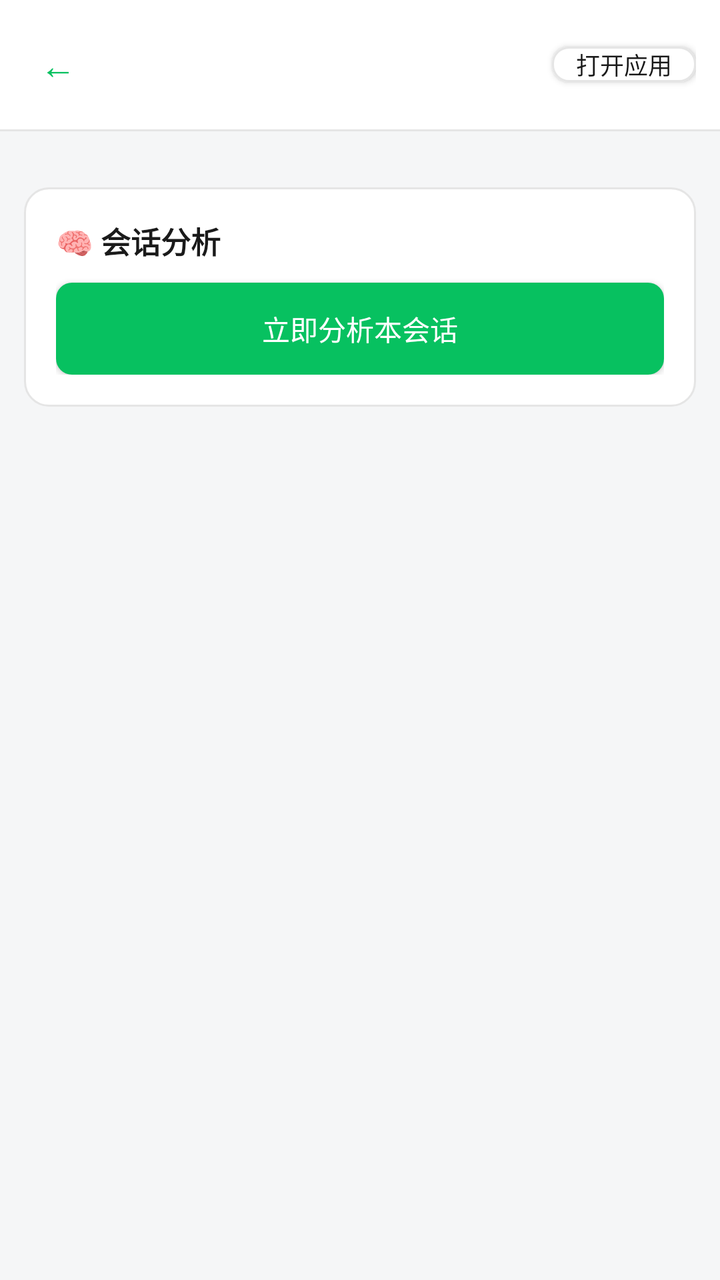
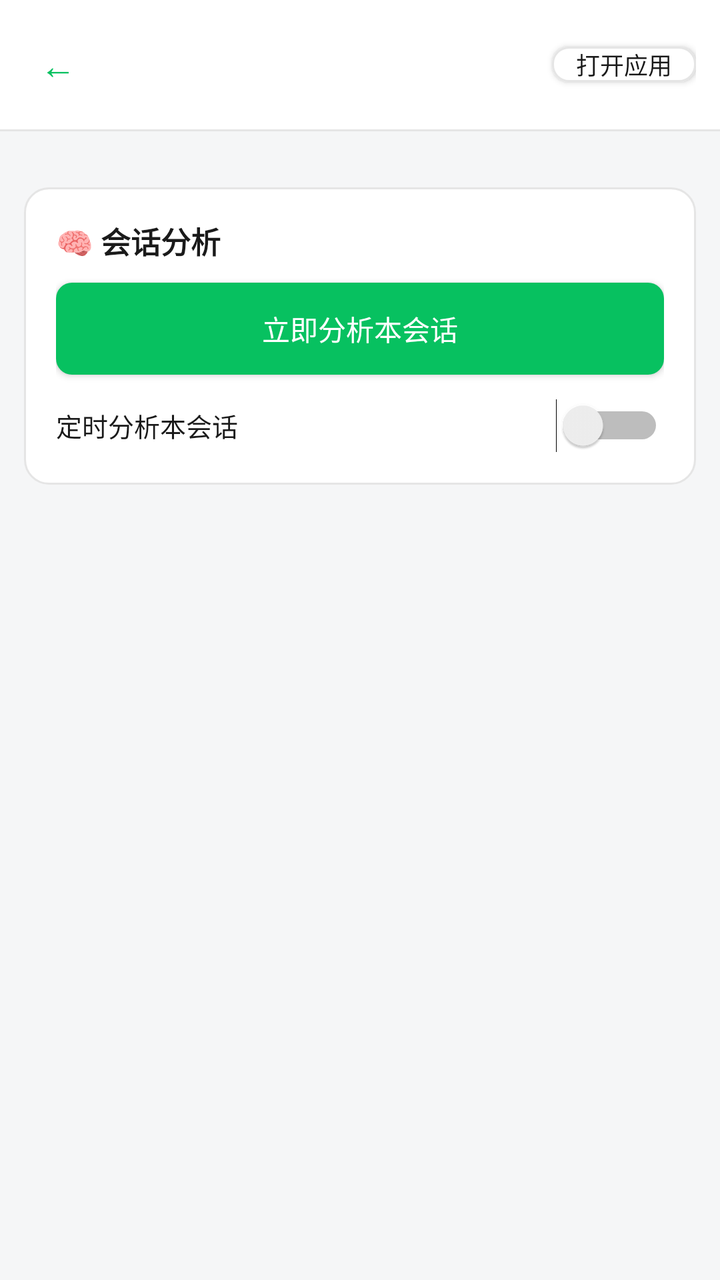

Compare the two renders of this Android layout. The source of the first and the diff that turns it into the second are given below.
<!-- AndroidManifest.xml: application theme android:Theme.Material.Light.NoActionBar -->
<!-- res/layout/activity_conversation.xml -->
<?xml version="1.0" encoding="utf-8"?>
<LinearLayout xmlns:android="http://schemas.android.com/apk/res/android"
    android:layout_width="match_parent"
    android:layout_height="match_parent"
    android:background="@color/page_bg"
    android:orientation="vertical">

    
    <LinearLayout
        android:layout_width="match_parent"
        android:layout_height="wrap_content"
        android:background="@color/card_bg"
        android:gravity="center_vertical"
        android:orientation="horizontal"
        android:padding="12dp">

        <TextView
            android:id="@+id/btnBack"
            android:layout_width="wrap_content"
            android:layout_height="wrap_content"
            android:padding="8dp"
            android:text="@string/nav_back"
            android:textColor="@color/brand_green"
            android:textSize="18sp" />

        <TextView
            android:id="@+id/tvTag"
            android:layout_width="wrap_content"
            android:layout_height="wrap_content"
            android:layout_marginStart="8dp"
            android:paddingStart="6dp"
            android:paddingTop="2dp"
            android:paddingEnd="6dp"
            android:paddingBottom="2dp"
            android:textSize="11sp" />

        <TextView
            android:id="@+id/tvTitle"
            android:layout_width="0dp"
            android:layout_height="wrap_content"
            android:layout_marginStart="8dp"
            android:layout_weight="1"
            android:ellipsize="end"
            android:singleLine="true"
            android:textColor="@color/text_primary"
            android:textSize="17sp"
            android:textStyle="bold" />

        
        <TextView
            android:id="@+id/tvAppBadge"
            android:layout_width="wrap_content"
            android:layout_height="wrap_content"
            android:layout_marginStart="6dp"
            android:background="@drawable/bg_tag_private"
            android:paddingStart="6dp"
            android:paddingTop="2dp"
            android:paddingEnd="6dp"
            android:paddingBottom="2dp"
            android:textSize="11sp"
            android:visibility="gone" />

        <Button
            android:id="@+id/btnOpenApp"
            android:layout_width="wrap_content"
            android:layout_height="wrap_content"
            android:layout_marginStart="8dp"
            android:background="@drawable/btn_secondary"
            android:minHeight="0dp"
            android:minWidth="0dp"
            android:paddingStart="12dp"
            android:paddingEnd="12dp"
            android:text="@string/open_source_app"
            android:textColor="@color/text_primary"
            android:textSize="12sp" />
    </LinearLayout>

    <View
        android:layout_width="match_parent"
        android:layout_height="1dp"
        android:background="@color/divider" />

    <androidx.core.widget.NestedScrollView
        android:id="@+id/scrollChat"
        android:layout_width="match_parent"
        android:layout_height="0dp"
        android:layout_weight="1">

        <LinearLayout
            android:layout_width="match_parent"
            android:layout_height="wrap_content"
            android:orientation="vertical"
            android:padding="12dp">

            
            <LinearLayout
                android:id="@+id/chatContainer"
                android:layout_width="match_parent"
                android:layout_height="wrap_content"
                android:orientation="vertical" />

            
            <LinearLayout
                android:id="@+id/analysisPanel"
                android:layout_width="match_parent"
                android:layout_height="wrap_content"
                android:layout_marginTop="16dp"
                android:background="@drawable/bg_card"
                android:orientation="vertical"
                android:padding="16dp">

                <TextView
                    android:layout_width="match_parent"
                    android:layout_height="wrap_content"
                    android:text="@string/analysis_panel_title"
                    android:textColor="@color/text_primary"
                    android:textSize="15sp"
                    android:textStyle="bold" />

                
                <TextView
                    android:id="@+id/tvPromptBadge"
                    android:layout_width="match_parent"
                    android:layout_height="wrap_content"
                    android:layout_marginTop="4dp"
                    android:text="@string/analysis_prompt_enabled"
                    android:textColor="@color/brand_green"
                    android:textSize="11sp"
                    android:visibility="gone" />

                
                <TextView
                    android:id="@+id/tvAnalysisNone"
                    android:layout_width="match_parent"
                    android:layout_height="wrap_content"
                    android:layout_marginTop="8dp"
                    android:text="@string/analysis_none_hint"
                    android:textColor="@color/text_secondary"
                    android:textSize="13sp"
                    android:visibility="gone" />

                
                <HorizontalScrollView
                    android:id="@+id/chipsScroll"
                    android:layout_width="match_parent"
                    android:layout_height="wrap_content"
                    android:layout_marginTop="10dp"
                    android:scrollbars="none"
                    android:visibility="gone">

                    <LinearLayout
                        android:id="@+id/chipContainer"
                        android:layout_width="wrap_content"
                        android:layout_height="wrap_content"
                        android:orientation="horizontal" />
                </HorizontalScrollView>

                
                <LinearLayout
                    android:id="@+id/s2Container"
                    android:layout_width="match_parent"
                    android:layout_height="wrap_content"
                    android:layout_marginTop="10dp"
                    android:orientation="vertical"
                    android:visibility="gone">

                    <TextView
                        android:id="@+id/tvS2Summary"
                        android:layout_width="match_parent"
                        android:layout_height="wrap_content"
                        android:textColor="@color/text_primary"
                        android:textSize="14sp" />

                    <TextView
                        android:id="@+id/tvS2Action"
                        android:layout_width="match_parent"
                        android:layout_height="wrap_content"
                        android:layout_marginTop="6dp"
                        android:textColor="@color/accent_orange"
                        android:textSize="13sp" />

                    <TextView
                        android:id="@+id/tvS2TasksTitle"
                        android:layout_width="match_parent"
                        android:layout_height="wrap_content"
                        android:layout_marginTop="10dp"
                        android:text="@string/s2_tasks_label"
                        android:textColor="@color/text_primary"
                        android:textSize="13sp"
                        android:textStyle="bold" />

                    
                    <LinearLayout
                        android:id="@+id/s2TasksContainer"
                        android:layout_width="match_parent"
                        android:layout_height="wrap_content"
                        android:orientation="vertical" />
                </LinearLayout>

                <TextView
                    android:id="@+id/tvLastAnalysisTime"
                    android:layout_width="match_parent"
                    android:layout_height="wrap_content"
                    android:layout_marginTop="10dp"
                    android:textColor="@color/text_secondary"
                    android:textSize="12sp"
                    android:visibility="gone" />

                <Button
                    android:id="@+id/btnAnalyzeThis"
                    android:layout_width="match_parent"
                    android:layout_height="46dp"
                    android:layout_marginTop="10dp"
                    android:background="@drawable/btn_primary"
                    android:minHeight="0dp"
                    android:text="@string/btn_analyze_this"
                    android:textColor="@color/card_bg"
                    android:textSize="14sp" />

                
                <ProgressBar
                    android:id="@+id/progressAnalyzeThis"
                    style="?android:attr/progressBarStyleHorizontal"
                    android:layout_width="match_parent"
                    android:layout_height="wrap_content"
                    android:layout_marginTop="8dp"
                    android:indeterminate="true"
                    android:visibility="gone" />
            </LinearLayout>
        </LinearLayout>
    </androidx.core.widget.NestedScrollView>

    
    <LinearLayout
        android:id="@+id/llQuickReply"
        android:layout_width="match_parent"
        android:layout_height="wrap_content"
        android:background="@color/card_bg"
        android:gravity="center_vertical"
        android:orientation="horizontal"
        android:padding="8dp"
        android:visibility="gone">

        <EditText
            android:id="@+id/etQuickReply"
            android:layout_width="0dp"
            android:layout_height="44dp"
            android:layout_weight="1"
            android:background="@drawable/bg_reply_input"
            android:hint="@string/quick_reply_hint"
            android:importantForAutofill="no"
            android:inputType="textMultiLine|textCapSentences"
            android:maxLines="3"
            android:paddingStart="12dp"
            android:paddingEnd="12dp"
            android:textColor="@color/text_primary"
            android:textColorHint="@color/text_secondary"
            android:textSize="14sp" />

        <Button
            android:id="@+id/btnQuickReplySend"
            android:layout_width="wrap_content"
            android:layout_height="44dp"
            android:layout_marginStart="8dp"
            android:background="@drawable/btn_primary"
            android:minHeight="0dp"
            android:minWidth="0dp"
            android:paddingStart="16dp"
            android:paddingEnd="16dp"
            android:text="@string/quick_reply_send"
            android:textColor="@color/card_bg"
            android:textSize="14sp" />
    </LinearLayout>

</LinearLayout>
<!-- resources referenced by this layout -->
<resources>
  <color name="accent_orange">#FF8F1F</color>
  <color name="brand_green">#07C160</color>
  <color name="card_bg">#FFFFFF</color>
  <color name="divider">#E5E5E5</color>
  <color name="page_bg">#F5F6F7</color>
  <color name="text_primary">#1A1A1A</color>
  <color name="text_secondary">#888888</color>
  <!-- drawable bg_card (drawable) -->
  <?xml version="1.0" encoding="utf-8"?>
  <shape xmlns:android="http://schemas.android.com/apk/res/android"
      android:shape="rectangle">
      <solid android:color="@color/card_bg" />
      <corners android:radius="12dp" />
      <stroke android:width="1dp" android:color="@color/divider" />
  </shape>
  <!-- drawable bg_reply_input (drawable) -->
  <?xml version="1.0" encoding="utf-8"?>
  <shape xmlns:android="http://schemas.android.com/apk/res/android"
      android:shape="rectangle">
      <solid android:color="@color/card_bg" />
      <corners android:radius="22dp" />
      <stroke android:width="1dp" android:color="@color/divider" />
  </shape>
  <!-- drawable bg_tag_private (drawable) -->
  <?xml version="1.0" encoding="utf-8"?>
  <shape xmlns:android="http://schemas.android.com/apk/res/android"
      android:shape="rectangle">
      <solid android:color="@color/tag_private_bg" />
      <corners android:radius="4dp" />
  </shape>
  <!-- drawable btn_primary (drawable) -->
  <?xml version="1.0" encoding="utf-8"?>
  <selector xmlns:android="http://schemas.android.com/apk/res/android">
      <item android:state_enabled="false">
          <shape android:shape="rectangle">
              <solid android:color="#FFB3E5CB" />
              <corners android:radius="8dp" />
          </shape>
      </item>
      <item android:state_pressed="true">
          <shape android:shape="rectangle">
              <solid android:color="#FF06AD56" />
              <corners android:radius="8dp" />
          </shape>
      </item>
      <item>
          <shape android:shape="rectangle">
              <solid android:color="@color/brand_green" />
              <corners android:radius="8dp" />
          </shape>
      </item>
  </selector>
  <!-- drawable btn_secondary (drawable) -->
  <?xml version="1.0" encoding="utf-8"?>
  <selector xmlns:android="http://schemas.android.com/apk/res/android">
      <item android:state_enabled="false">
          <shape android:shape="rectangle">
              <solid android:color="@color/page_bg" />
              <corners android:radius="8dp" />
              <stroke android:width="1dp" android:color="@color/divider" />
          </shape>
      </item>
      <item android:state_pressed="true">
          <shape android:shape="rectangle">
              <solid android:color="#FFEDEDED" />
              <corners android:radius="8dp" />
              <stroke android:width="1dp" android:color="@color/divider" />
          </shape>
      </item>
      <item>
          <shape android:shape="rectangle">
              <solid android:color="@color/card_bg" />
              <corners android:radius="8dp" />
              <stroke android:width="1dp" android:color="@color/divider" />
          </shape>
      </item>
  </selector>
  <string name="analysis_none_hint">本会话尚未分析，点击下方按钮立即分析</string>
  <string name="analysis_panel_title">🧠 会话分析</string>
  <string name="analysis_prompt_enabled">✎ 已启用自定义提示词</string>
  <string name="btn_analyze_this">立即分析本会话</string>
  <string name="nav_back">←</string>
  <string name="open_source_app">打开应用</string>
  <string name="quick_reply_hint">快速回复（通过通知栏直接回复发送）</string>
  <string name="quick_reply_send">发送</string>
  <string name="s2_tasks_label">任务清单</string>
  <color name="tag_private_bg">#FFE9E9E9</color>
</resources>

<!-- the commit's change to res/layout/activity_conversation.xml (unified diff, before → after) -->
@@ -226,6 +226,52 @@
                     android:layout_marginTop="8dp"
                     android:indeterminate="true"
                     android:visibility="gone" />
+
+                
+                <LinearLayout
+                    android:layout_width="match_parent"
+                    android:layout_height="wrap_content"
+                    android:layout_marginTop="12dp"
+                    android:gravity="center_vertical"
+                    android:orientation="horizontal">
+
+                    <TextView
+                        android:id="@+id/tvConvScheduleLabel"
+                        android:layout_width="0dp"
+                        android:layout_height="wrap_content"
+                        android:layout_weight="1"
+                        android:text="@string/conv_schedule_label"
+                        android:textColor="@color/text_primary"
+                        android:textSize="13sp" />
+
+                    <Switch
+                        android:id="@+id/switchConvSchedule"
+                        android:layout_width="wrap_content"
+                        android:layout_height="wrap_content" />
+                </LinearLayout>
+
+                <LinearLayout
+                    android:id="@+id/llConvSchedule"
+                    android:layout_width="match_parent"
+                    android:layout_height="wrap_content"
+                    android:gravity="center_vertical"
+                    android:orientation="horizontal"
+                    android:visibility="gone">
+
+                    <TextView
+                        android:layout_width="wrap_content"
+                        android:layout_height="wrap_content"
+                        android:paddingEnd="8dp"
+                        android:text="@string/conv_schedule_interval"
+                        android:textColor="@color/text_secondary"
+                        android:textSize="13sp" />
+
+                    <Spinner
+                        android:id="@+id/spinnerConvInterval"
+                        android:layout_width="0dp"
+                        android:layout_height="wrap_content"
+                        android:layout_weight="1" />
+                </LinearLayout>
             </LinearLayout>
         </LinearLayout>
     </androidx.core.widget.NestedScrollView>
<!-- resource entries referenced after the edit -->
@@ -81,6 +81,8 @@
   <string name="analysis_panel_title">🧠 会话分析</string>
   <string name="analysis_prompt_enabled">✎ 已启用自定义提示词</string>
   <string name="btn_analyze_this">立即分析本会话</string>
+  <string name="conv_schedule_interval">分析周期</string>
+  <string name="conv_schedule_label">定时分析本会话</string>
   <string name="nav_back">←</string>
   <string name="open_source_app">打开应用</string>
   <string name="quick_reply_hint">快速回复（通过通知栏直接回复发送）</string>
